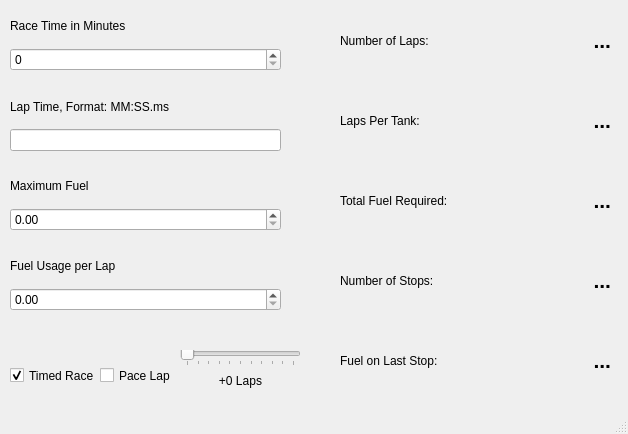
Old version of the form MainWindow.ui in the repository redstoneruin/REALFriendsFuelCalculator.
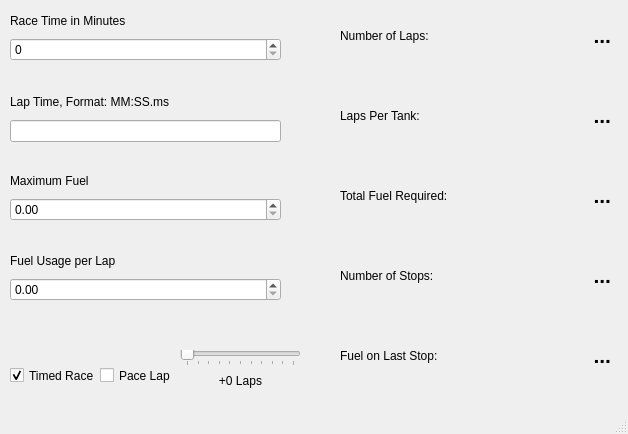
New version of the form.

Commit message: Adding lap format checking and notification in the ui, minor ui placement changes

The edit to the form file:
```diff
--- a/MainWindow.ui
+++ b/MainWindow.ui
@@ -20,7 +20,7 @@
       <x>10</x>
       <y>10</y>
       <width>271</width>
-      <height>61</height>
+      <height>51</height>
      </rect>
     </property>
     <layout class="QVBoxLayout" name="verticalLayout">
@@ -46,7 +46,7 @@
       <x>10</x>
       <y>90</y>
       <width>271</width>
-      <height>61</height>
+      <height>81</height>
      </rect>
     </property>
     <layout class="QVBoxLayout" name="verticalLayout_2">
@@ -60,6 +60,115 @@
      <item>
       <widget class="QLineEdit" name="lapTimeInput"/>
      </item>
+     <item>
+      <widget class="QLabel" name="lapFormatLabel">
+       <property name="palette">
+        <palette>
+         <active>
+          <colorrole role="WindowText">
+           <brush brushstyle="SolidPattern">
+            <color alpha="255">
+             <red>255</red>
+             <green>0</green>
+             <blue>4</blue>
+            </color>
+           </brush>
+          </colorrole>
+          <colorrole role="Text">
+           <brush brushstyle="SolidPattern">
+            <color alpha="255">
+             <red>255</red>
+             <green>0</green>
+             <blue>4</blue>
+            </color>
+           </brush>
+          </colorrole>
+          <colorrole role="PlaceholderText">
+           <brush brushstyle="SolidPattern">
+            <color alpha="128">
+             <red>255</red>
+             <green>0</green>
+             <blue>4</blue>
+            </color>
+           </brush>
+          </colorrole>
+         </active>
+         <inactive>
+          <colorrole role="WindowText">
+           <brush brushstyle="SolidPattern">
+            <color alpha="255">
+             <red>255</red>
+             <green>0</green>
+             <blue>4</blue>
+            </color>
+           </brush>
+          </colorrole>
+          <colorrole role="Text">
+           <brush brushstyle="SolidPattern">
+            <color alpha="255">
+             <red>255</red>
+             <green>0</green>
+             <blue>4</blue>
+            </color>
+           </brush>
+          </colorrole>
+          <colorrole role="PlaceholderText">
+           <brush brushstyle="SolidPattern">
+            <color alpha="128">
+             <red>255</red>
+             <green>0</green>
+             <blue>4</blue>
+            </color>
+           </brush>
+          </colorrole>
+         </inactive>
+         <disabled>
+          <colorrole role="WindowText">
+           <brush brushstyle="SolidPattern">
+            <color alpha="255">
+             <red>120</red>
+             <green>120</green>
+             <blue>120</blue>
+            </color>
+           </brush>
+          </colorrole>
+          <colorrole role="Text">
+           <brush brushstyle="SolidPattern">
+            <color alpha="255">
+             <red>120</red>
+             <green>120</green>
+             <blue>120</blue>
+            </color>
+           </brush>
+          </colorrole>
+          <colorrole role="PlaceholderText">
+           <brush brushstyle="SolidPattern">
+            <color alpha="128">
+             <red>0</red>
+             <green>0</green>
+             <blue>0</blue>
+            </color>
+           </brush>
+          </colorrole>
+         </disabled>
+        </palette>
+       </property>
+       <property name="font">
+        <font>
+         <italic>true</italic>
+        </font>
+       </property>
+       <property name="text">
+        <string/>
+       </property>
+       <property name="textFormat">
+        <enum>Qt::AutoText</enum>
+       </property>
+       <property name="alignment">
+        <set>Qt::AlignLeading|Qt::AlignLeft|Qt::AlignTop</set>
+       </property>
+      </widget>
+     </item>
     </layout>
    </widget>
    <widget class="QWidget" name="verticalLayoutWidget_3">
@@ -68,7 +177,7 @@
       <x>10</x>
       <y>170</y>
       <width>271</width>
-      <height>61</height>
+      <height>51</height>
      </rect>
     </property>
     <layout class="QVBoxLayout" name="verticalLayout_3">
@@ -90,7 +199,7 @@
       <x>10</x>
       <y>250</y>
       <width>271</width>
-      <height>61</height>
+      <height>51</height>
      </rect>
     </property>
     <layout class="QVBoxLayout" name="verticalLayout_4">
@@ -112,7 +221,7 @@
       <x>340</x>
       <y>10</y>
       <width>271</width>
-      <height>61</height>
+      <height>51</height>
      </rect>
     </property>
     <layout class="QHBoxLayout" name="horizontalLayout">
@@ -148,7 +257,7 @@
       <x>340</x>
       <y>90</y>
       <width>271</width>
-      <height>61</height>
+      <height>51</height>
      </rect>
     </property>
     <layout class="QHBoxLayout" name="horizontalLayout_2">
@@ -184,7 +293,7 @@
       <x>340</x>
       <y>170</y>
       <width>271</width>
-      <height>61</height>
+      <height>51</height>
      </rect>
     </property>
     <layout class="QHBoxLayout" name="horizontalLayout_3">
@@ -220,7 +329,7 @@
       <x>340</x>
       <y>250</y>
       <width>271</width>
-      <height>61</height>
+      <height>51</height>
      </rect>
     </property>
     <layout class="QHBoxLayout" name="horizontalLayout_4">
@@ -256,7 +365,7 @@
       <x>340</x>
       <y>330</y>
       <width>271</width>
-      <height>61</height>
+      <height>51</height>
      </rect>
     </property>
     <layout class="QHBoxLayout" name="horizontalLayout_5">
```
The commit also changes 1 other file.
